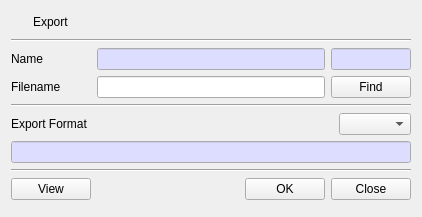
Before: the Qt Designer form BerEditor/export_dlg.ui in jykim74/BerEditor, drawn with Qt 5.
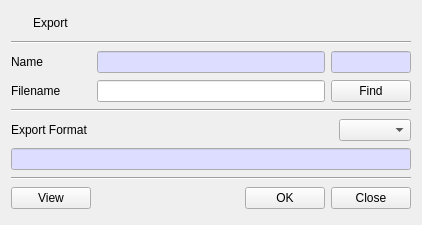
After: the same form once the commit is applied. Icons and pictures are not drawn.

Patch:
```diff
--- a/BerEditor/export_dlg.ui
+++ b/BerEditor/export_dlg.ui
@@ -7,7 +7,7 @@
     <x>0</x>
     <y>0</y>
     <width>420</width>
-    <height>217</height>
+    <height>225</height>
    </rect>
   </property>
   <property name="windowTitle">
```
Left out of the diff: 7 changed lines with no effect on the pictures.
